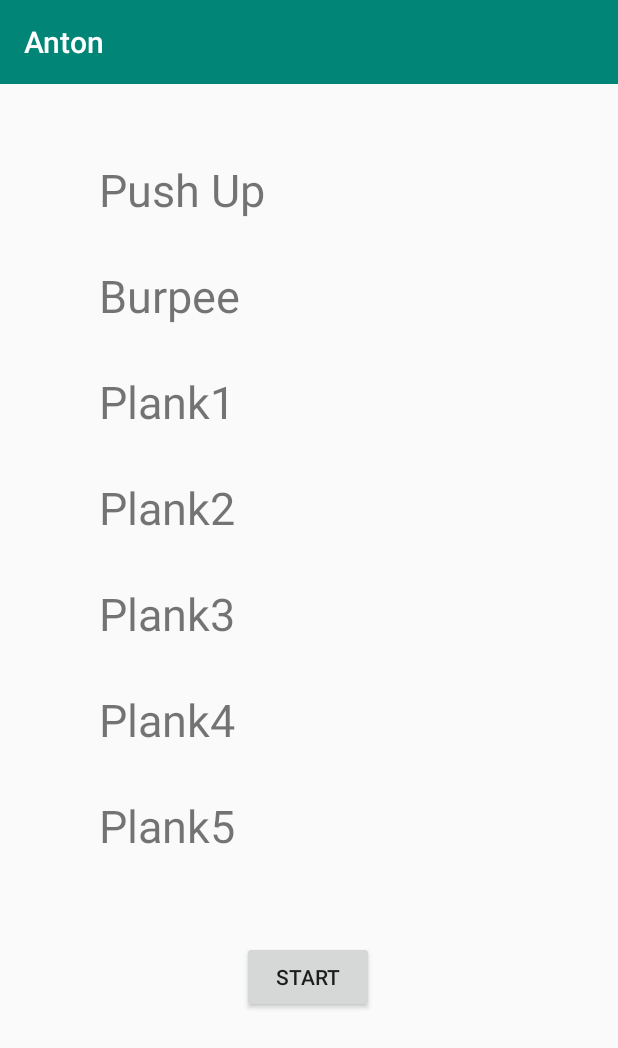
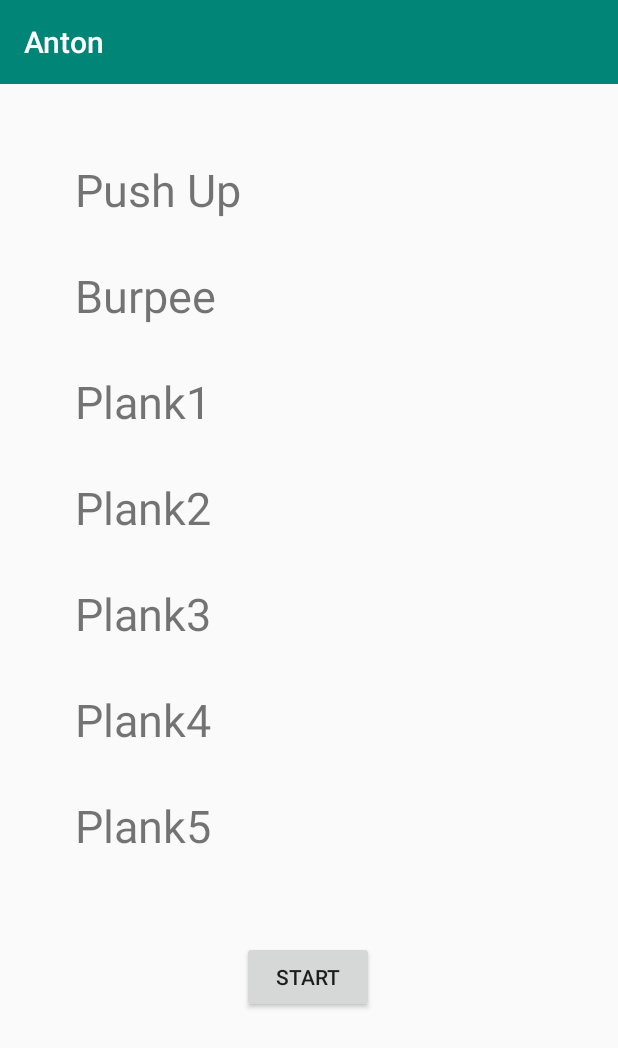
Before and after one commit to Mri1412/myPetProject, an Android app: the WorkoutOverviewActivity screen opened directly, with no data from a screen before it, on a phone screen of 412 x 824 dp. Shown: the top 1048 px of the screen. Run offline under Robolectric (Android 15) with nearby library versions, the phone set to English and light mode, and no system bars.

Commit message:
make exercise list scrollable

```diff
--- a/app/src/main/java/com/example/myapplication/WorkoutOverviewActivity.java
+++ b/app/src/main/java/com/example/myapplication/WorkoutOverviewActivity.java
@@ -2,6 +2,7 @@ package com.example.myapplication;
 
 import android.content.Intent;
 import android.os.Bundle;
+import android.text.method.ScrollingMovementMethod;
 import android.view.View;
 import android.widget.Button;
 import android.widget.TextView;
@@ -38,6 +39,7 @@ public class WorkoutOverviewActivity extends AppCompatActivity {
         }
         TextView exerciseString = findViewById(R.id.exerciseString);
         exerciseString.setText(exerciseContent);
+        exerciseString.setMovementMethod(new ScrollingMovementMethod());
 
         //Start button
         Button button = findViewById(R.id.startWorkoutButton);
--- a/app/src/main/res/layout/activity_workout_overview.xml
+++ b/app/src/main/res/layout/activity_workout_overview.xml
@@ -37,9 +37,13 @@
 
             <TextView
                 android:id="@+id/exerciseString"
-                android:layout_width="wrap_content"
+                android:layout_width="match_parent"
                 android:layout_height="0dp"
+                android:layout_marginStart="50dp"
+                android:layout_marginLeft="50dp"
                 android:layout_marginTop="50dp"
+                android:layout_marginEnd="30dp"
+                android:layout_marginRight="30dp"
                 android:layout_marginBottom="30dp"
                 android:gravity="start"
                 android:textSize="30sp"
@@ -48,7 +52,8 @@
                 app:layout_constraintHorizontal_bias="0.22"
                 app:layout_constraintStart_toStartOf="parent"
                 app:layout_constraintTop_toTopOf="parent"
-                app:layout_constraintVertical_bias="0.23000002" />
+                app:layout_constraintVertical_bias="0.23000002"
+                tools:scrollbars="vertical" />
 
         </androidx.constraintlayout.widget.ConstraintLayout>
 
```
